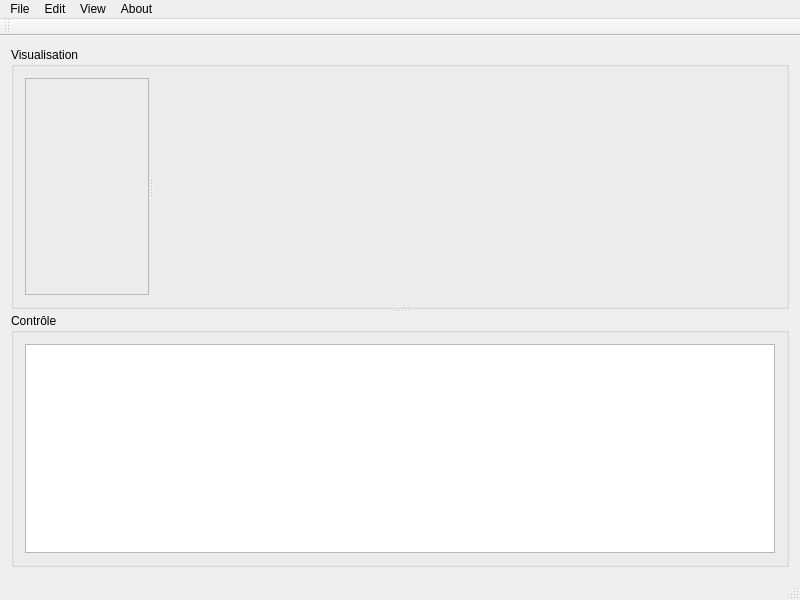
Before: the Qt Designer form Pareto/mainwindow.ui in theCmaker/ZZ2_project, drawn with Qt 5.
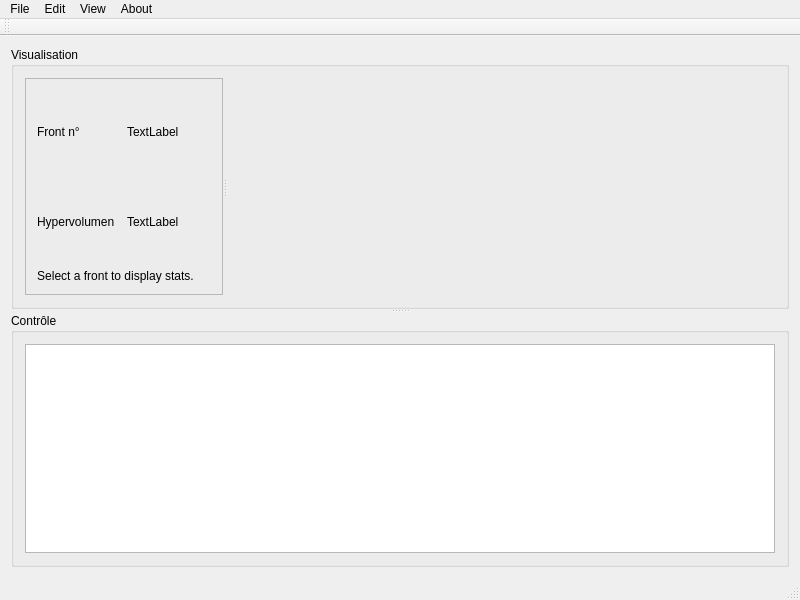
After: the same form once the commit is applied. Custom widgets are drawn as their Qt base class.

Commit message: Updated ui with new labels and info display New tikz export function, some little details are just missing A little bug while clicking on several graphs when zoom is not accurate enough. New style details.

What changed in the file:
```diff
--- a/Pareto/mainwindow.ui
+++ b/Pareto/mainwindow.ui
@@ -61,6 +61,52 @@
            <property name="frameShadow">
             <enum>QFrame::Raised</enum>
            </property>
+           <layout class="QGridLayout" name="gridLayout_4">
+            <item row="0" column="0">
+             <widget class="QLabel" name="LabelFront">
+              <property name="text">
+               <string>Front n° </string>
+              </property>
+             </widget>
+            </item>
+            <item row="1" column="0">
+             <widget class="QLabel" name="LabelHypervolumen">
+              <property name="text">
+               <string>Hypervolumen</string>
+              </property>
+             </widget>
+            </item>
+            <item row="0" column="1">
+             <widget class="QLabel" name="ValueFront">
+              <property name="text">
+               <string>TextLabel</string>
+              </property>
+             </widget>
+            </item>
+            <item row="1" column="1">
+             <widget class="QLabel" name="ValueHypervolumen">
+              <property name="text">
+               <string>TextLabel</string>
+              </property>
+             </widget>
+            </item>
+            <item row="2" column="0" colspan="2">
+             <widget class="QLabel" name="LabelNoFrontSelected">
+              <property name="sizePolicy">
+               <sizepolicy hsizetype="Maximum" vsizetype="Maximum">
+                <horstretch>0</horstretch>
+                <verstretch>0</verstretch>
+               </sizepolicy>
+              </property>
+              <property name="text">
+               <string>Select a front to display stats.</string>
+              </property>
+              <property name="alignment">
+               <set>Qt::AlignCenter</set>
+              </property>
+             </widget>
+            </item>
+           </layout>
           </widget>
           <widget class="QCPHover" name="Graphique" native="true">
            <property name="minimumSize">
```
The commit also changes 12 other files.
